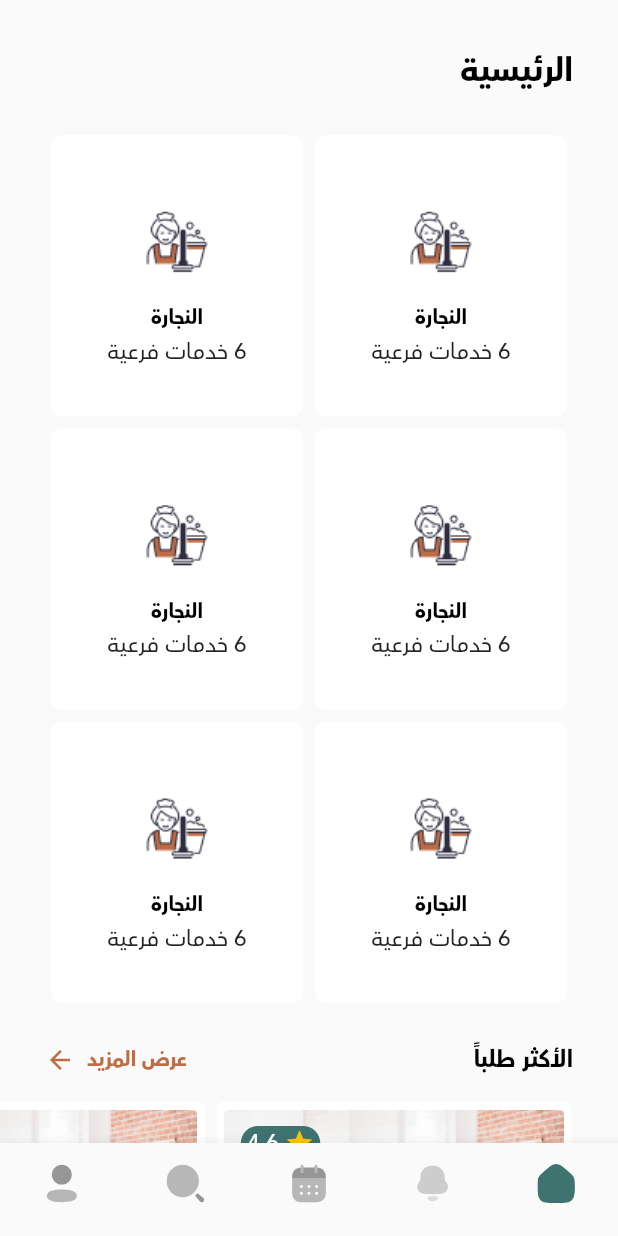
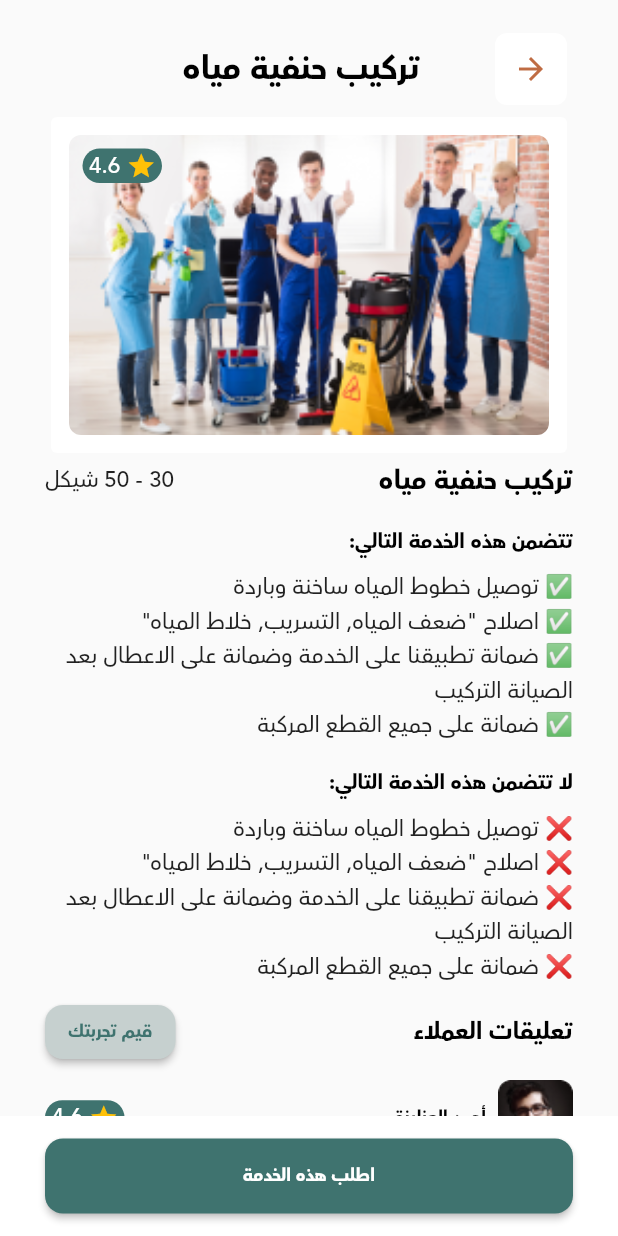
Before and after one commit to asilnaji21/Handy_home, a Flutter app: the screen it shows after launch, on a phone screen of 412 x 824 dp. Run offline on Flutter 3.47's test engine with Material 2 defaults, Android fonts, the phone set to English and light mode, and no system bars; our stand-ins replace bloc, dio, easy_localization, flutter_bloc, flutter_screenutil, flutter_svg and 3 more.

Commit message:
service details screen ui

```diff
--- a/lib/app/app.dart
+++ b/lib/app/app.dart
@@ -23,7 +23,7 @@ class MyApp extends StatelessWidget {
         child: MaterialApp(
           theme: getApplicationTheme(),
           debugShowCheckedModeBanner: false,
-          initialRoute: RouteConstants.homeRoute,
+          initialRoute: RouteConstants.serviceDetailsRoute,
           onGenerateRoute: RouteGenerator.generateRoutes,
           localizationsDelegates: context.localizationDelegates,
           supportedLocales: context.supportedLocales,
--- a/lib/app/routes/route_constants.dart
+++ b/lib/app/routes/route_constants.dart
@@ -9,6 +9,8 @@ class RouteConstants {
   static const String emailConfirmationRoute = "emailConfirmationRoute";
   static const String homeRoute = "homeRoute";
   static const String categoryRoute = "categoryRoute";
+  static const String serviceDetailsRoute = "serviceDetailsRoute";
+
 
 
 }
--- a/lib/app/routes/routes_generator.dart
+++ b/lib/app/routes/routes_generator.dart
@@ -7,6 +7,7 @@ import 'package:handy_home_app/presentation/view/authentication/emailverificatio
 import 'package:handy_home_app/presentation/view/authentication/login_view.dart';
 import 'package:handy_home_app/presentation/view/bnb/app_bnb.dart';
 import 'package:handy_home_app/presentation/view/home/category_screen.dart';
+import 'package:handy_home_app/presentation/view/home/service_details_screen.dart';
 import '../../bussiness logic/onboardingManager/on_boarding_cubit.dart';
 import '../../presentation/view/authentication/newpassword_view.dart';
 import '../../presentation/view/authentication/restorepassword_view.dart';
@@ -39,8 +40,10 @@ class RouteGenerator {
         return MaterialPageRoute(builder: (_) => const EmailVerificationView());
       case RouteConstants.emailConfirmationRoute:
         return MaterialPageRoute(builder: (_) => const EmailConfirmationView());
-          case RouteConstants.categoryRoute:
+      case RouteConstants.categoryRoute:
         return MaterialPageRoute(builder: (_) => const CategoryScreen());
+      case RouteConstants.serviceDetailsRoute:
+        return MaterialPageRoute(builder: (_) => const ServiceDetailsScreen());
       case RouteConstants.homeRoute:
         return MaterialPageRoute(
             builder: (_) => BlocProvider(
--- a/lib/presentation/resources/assets_manager.dart
+++ b/lib/presentation/resources/assets_manager.dart
@@ -23,6 +23,7 @@ class ImagePath {
   static const String onboarding2 = "$IMAGE_PATH/onboarding2.png";
   static const String onboarding3 = "$IMAGE_PATH/onboarding3.png";
   static const String serviceImage = "$IMAGE_PATH/service_image.png";
+  static const String profileImage = "$IMAGE_PATH/profile_image.png";
 }
 
 class IconPath {
--- a/lib/presentation/resources/color_manager.dart
+++ b/lib/presentation/resources/color_manager.dart
@@ -13,5 +13,7 @@ class ColorManager {
   static Color statusErrorColor = const Color(0xffBF2828);
   static Color statusValidColor = const Color(0xff149C32);
   static const Color placeholderColor = Color(0xff868686);
+  static const Color buttonBackgroundColor = Color(0xffC6D0CF);
+
 
 }
--- /dev/null
+++ b/lib/presentation/view/home/HomeComponents/customer_comment_widget.dart
@@ -0,0 +1,51 @@
+import 'package:flutter/material.dart';
+import 'package:handy_home_app/presentation/view/home/HomeComponents/stare_rating_widget.dart';
+
+import '../../../resources/assets_manager.dart';
+import '../../../resources/style_manager.dart';
+class CustomerCommentWidget extends StatelessWidget {
+  const CustomerCommentWidget({
+    Key? key,
+  }) : super(key: key);
+
+  @override
+  Widget build(BuildContext context) {
+    return Column(
+      children: [
+        Row(
+          children: [
+            Container(
+              height: 50,
+              width: 50,
+              margin: EdgeInsets.only(left: 8),
+              decoration: BoxDecoration(
+                borderRadius: BorderRadius.circular(8),
+              ),
+              child: Image.asset(
+                ImagePath.profileImage,
+                fit: BoxFit.fill,
+              ),
+              clipBehavior: Clip.antiAlias,
+            ),
+            Text(
+              'أحمد العزايزة',
+              style: StyleManger.headline1(fontSize: 12),
+            ),
+            const Spacer(),
+            const StareRatingWidget(ratingNumber: '4.6')
+          ],
+        ),
+        SizedBox(
+          height: 5,
+        ),
+        Text(
+          'هذا النص هو مثال لنص يمكن أن يستبدل في نفس المساحة، لقد تم توليد هذا النص من مولد النص العربى، حيث يمكنك أن تولد.',
+          style: StyleManger.headline2(),
+        ),
+        SizedBox(
+          height: 10,
+        ),
+      ],
+    );
+  }
+}
--- a/lib/presentation/view/home/category_screen.dart
+++ b/lib/presentation/view/home/category_screen.dart
@@ -1,7 +1,9 @@
 import 'package:flutter/material.dart';
 import 'package:handy_home_app/app/routes/navigation_manager.dart';
+import 'package:handy_home_app/app/routes/route_constants.dart';
 import 'package:handy_home_app/presentation/resources/color_manager.dart';
 import 'package:handy_home_app/presentation/resources/style_manager.dart';
+import 'package:handy_home_app/presentation/view/home/HomeComponents/stare_rating_widget.dart';
 
 import '../../resources/assets_manager.dart';
 
@@ -15,32 +17,7 @@ class CategoryScreen extends StatelessWidget {
         padding: const EdgeInsets.only(top: 18, left: 30, right: 30),
         child: Column(
           children: [
-            Row(
-              children: [
-                Card(
-                  elevation: 0,
-                  shape: RoundedRectangleBorder(
-                    borderRadius: BorderRadius.circular(8),
-                  ),
-                  child: IconButton(
-                      onPressed: () {
-                        NavigationManager.pop();
-                      },
-                      icon: const Icon(
-                        Icons.arrow_back,
-                        color: ColorManager.brownColor,
-                      )),
-                ),
-                const Spacer(),
-                Text(
-                  'خدمات السباكة',
-                  style: StyleManger.headline1(),
-                ),
-                const Spacer(
-                  flex: 2,
-                ),
-              ],
-            ),
+            const CustomHeaderWidget(title: 'خدمات السباكة'),
             const SizedBox(
               height: 16,
             ),
@@ -68,9 +45,15 @@ class CategoryScreen extends StatelessWidget {
                 physics: const BouncingScrollPhysics(),
                 itemCount: 30,
                 padding: const EdgeInsets.only(top: 10),
-                itemBuilder: (context, index) => SizedBox(
-                  height: 280,
-                  child: Card(
+                itemBuilder: (context, index) => InkWell(
+                  onTap: () {
+                    NavigationManager.pushNamed(
+                        RouteConstants.serviceDetailsRoute);
+                  },
+                  child: Stack(
+                    alignment: Alignment.topLeft,
+                    children: [
+                      Card(
                         elevation: 0,
                         color: Colors.white,
                         child: Column(
@@ -100,6 +83,15 @@ class CategoryScreen extends StatelessWidget {
                           ],
                         ),
                       ),
+                      Padding(
+                        padding: const EdgeInsets.only(
+                          top: 25,
+                          left: 25,
+                        ),
+                        child: const StareRatingWidget(ratingNumber: '4.6'),
+                      )
+                    ],
+                  ),
                 ),
               ),
             )
@@ -109,3 +101,40 @@ class CategoryScreen extends StatelessWidget {
     );
   }
 }
+
+class CustomHeaderWidget extends StatelessWidget {
+  const CustomHeaderWidget({
+    required this.title,
+    Key? key,
+  }) : super(key: key);
+  final String title;
+  @override
+  Widget build(BuildContext context) {
+    return Row(
+      children: [
+        Card(
+          elevation: 0,
+          shape: RoundedRectangleBorder(
+            borderRadius: BorderRadius.circular(8),
+          ),
+          child: IconButton(
+              onPressed: () {
+                NavigationManager.pop();
+              },
+              icon: const Icon(
+                Icons.arrow_back,
+                color: ColorManager.brownColor,
+              )),
+        ),
+        const Spacer(),
+        Text(
+          title,
+          style: StyleManger.headline1(),
+        ),
+        const Spacer(
+          flex: 2,
+        ),
+      ],
+    );
+  }
+}
--- /dev/null
+++ b/lib/presentation/view/home/service_details_screen.dart
@@ -0,0 +1,150 @@
+import 'package:flutter/material.dart';
+import 'package:handy_home_app/presentation/resources/color_manager.dart';
+import 'package:handy_home_app/presentation/resources/style_manager.dart';
+import 'package:handy_home_app/presentation/view/home/category_screen.dart';
+
+import '../../resources/assets_manager.dart';
+import 'HomeComponents/customer_comment_widget.dart';
+import 'HomeComponents/stare_rating_widget.dart';
+
+class ServiceDetailsScreen extends StatelessWidget {
+  const ServiceDetailsScreen({Key? key}) : super(key: key);
+
+  @override
+  Widget build(BuildContext context) {
+    return Scaffold(
+      body: ListView(
+        physics: const BouncingScrollPhysics(),
+        padding: const EdgeInsets.only(
+          left: 30,
+          top: 18,
+          right: 30,
+        ),
+        children: [
+          const CustomHeaderWidget(
+            title: 'تركيب حنفية مياه',
+          ),
+          Stack(
+            alignment: Alignment.topLeft,
+            children: [
+              Card(
+                elevation: 0,
+                color: Colors.white,
+                child: Column(
+                  crossAxisAlignment: CrossAxisAlignment.start,
+                  children: [
+                    Container(
+                      margin: const EdgeInsets.all(12),
+                      decoration:
+                          BoxDecoration(borderRadius: BorderRadius.circular(8)),
+                      child: Image.asset(
+                        ImagePath.serviceImage,
+                        fit: BoxFit.cover,
+                        width: double.infinity,
+                        height: 200,
+                      ),
+                      clipBehavior: Clip.antiAlias,
+                    ),
+                  ],
+                ),
+              ),
+              const Padding(
+                padding: EdgeInsets.only(
+                  top: 25,
+                  left: 25,
+                ),
+                child: StareRatingWidget(ratingNumber: '4.6'),
+              )
+            ],
+          ),
+          Row(
+            mainAxisAlignment: MainAxisAlignment.spaceBetween,
+            children: [
+              Text(
+                'تركيب حنفية مياه',
+                style: StyleManger.headline1(fontSize: 18),
+              ),
+              Text('30 - 50 شيكل'),
+            ],
+          ),
+          const SizedBox(
+            height: 16,
+          ),
+          Text(
+            'تتضمن هذه الخدمة التالي:',
+            style: StyleManger.headline1(fontSize: 14),
+          ),
+          const SizedBox(
+            height: 8,
+          ),
+          ...include.map((e) => Text('✅ $e')).toList(),
+          const SizedBox(
+            height: 16,
+          ),
+          Text(
+            'لا تتضمن هذه الخدمة التالي:',
+            style: StyleManger.headline1(fontSize: 14),
+          ),
+          const SizedBox(
+            height: 8,
+          ),
+          ...exclude.map((e) => Text('❌ $e')).toList(),
+          const SizedBox(
+            height: 8,
+          ),
+          Row(
+            mainAxisAlignment: MainAxisAlignment.spaceBetween,
+            children: [
+              Text(
+                'تعليقات العملاء',
+                style: StyleManger.headline1(fontSize: 16),
+              ),
+              ElevatedButton(
+                  style: ElevatedButton.styleFrom(
+                    backgroundColor: ColorManager.buttonBackgroundColor,
+                  ),
+                  onPressed: () {},
+                  child: const Text(
+                    'قيم تجربتك',
+                    style: TextStyle(
+                      color: ColorManager.primaryMainEnableColor,
+                    ),
+                  ))
+            ],
+          ),
+          const SizedBox(
+            height: 8,
+          ),
+          const CustomerCommentWidget(),
+          const CustomerCommentWidget(),
+          const CustomerCommentWidget(),
+          const CustomerCommentWidget(),
+        ],
+      ),
+      bottomNavigationBar: Container(
+        height: 80,
+
+        color: Colors.white,
+        padding: EdgeInsets.symmetric(horizontal: 30, vertical: 15),
+        child: ElevatedButton(
+          onPressed: () {},
+          child: Text('اطلب هذه الخدمة'),
+        ),
+      ),
+    );
+  }
+}
+
+List<String> include = [
+  'توصيل خطوط المياه ساخنة وباردة ',
+  'اصلاح "ضعف المياه, التسريب, خلاط المياه"',
+  'ضمانة تطبيقنا على الخدمة وضمانة على الاعطال بعد الصيانة التركيب',
+  'ضمانة على جميع القطع المركبة',
+];
+
+List<String> exclude = [
+  'توصيل خطوط المياه ساخنة وباردة ',
+  'اصلاح "ضعف المياه, التسريب, خلاط المياه"',
+  'ضمانة تطبيقنا على الخدمة وضمانة على الاعطال بعد الصيانة التركيب',
+  'ضمانة على جميع القطع المركبة',
+];
```
Also changed, not shown: assets/images/profile_image.png (added), lib/main.dart (line endings or trailing spaces). Lines whose indentation alone changed are shown as unchanged.
